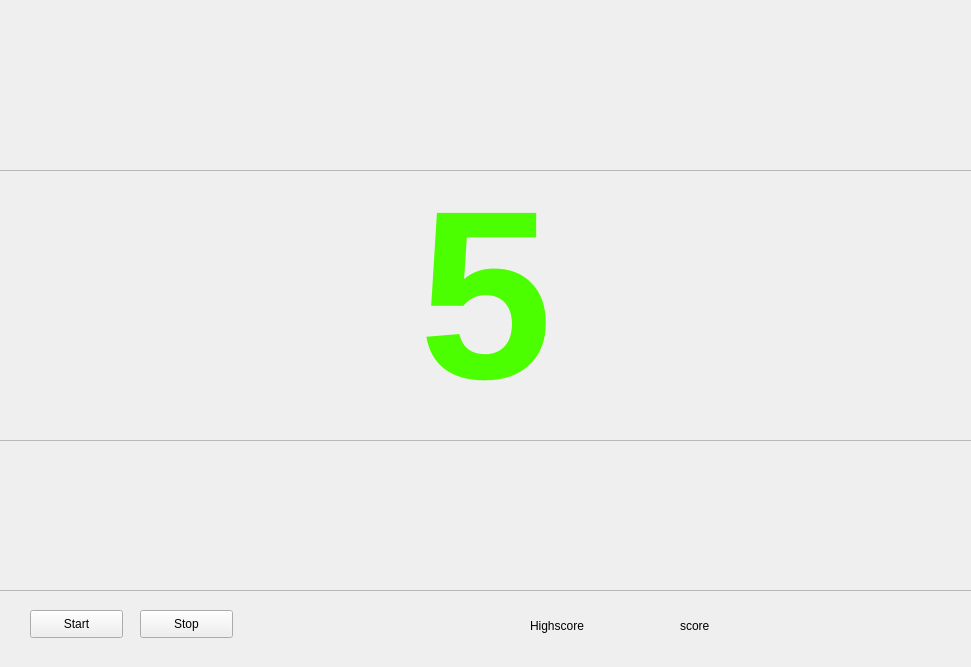
Zeotyn/clap-clap, file clapclap/clapclap/widget.ui: the form before one commit.
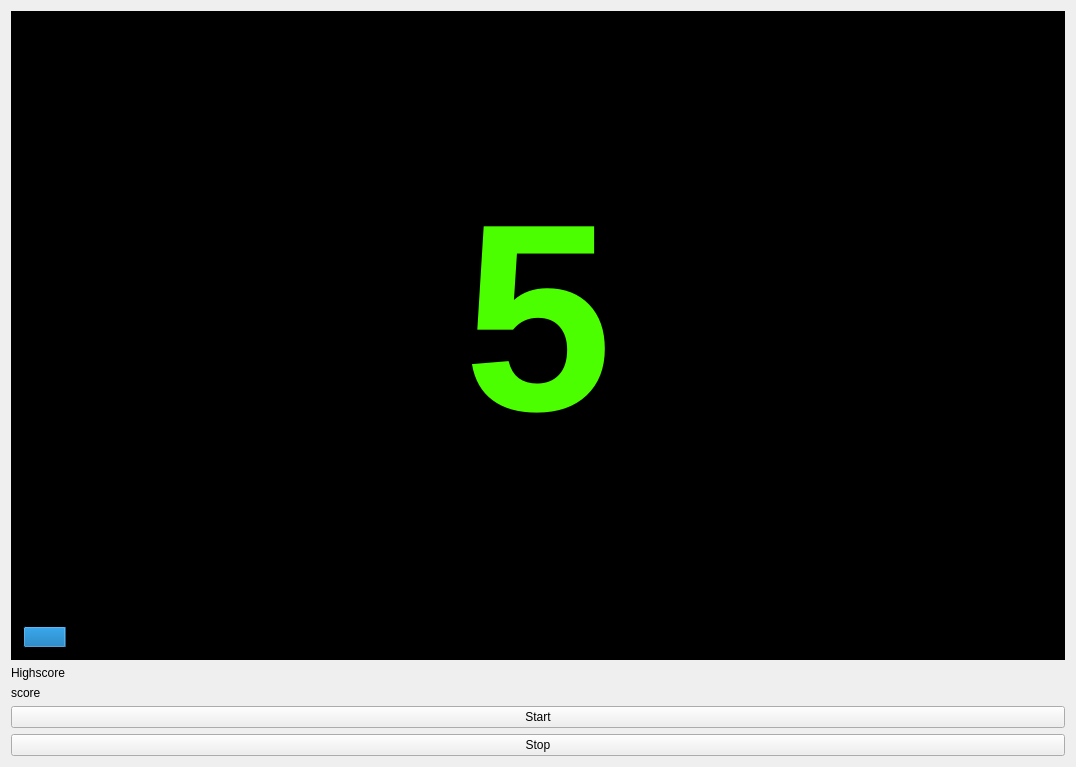
The form after the commit.

```diff
--- a/clapclap/clapclap/widget.ui
+++ b/clapclap/clapclap/widget.ui
@@ -6,121 +6,128 @@
    <rect>
     <x>0</x>
     <y>0</y>
-    <width>971</width>
-    <height>667</height>
+    <width>1076</width>
+    <height>767</height>
    </rect>
   </property>
   <property name="windowTitle">
    <string>Widget</string>
   </property>
-  <widget class="QPushButton" name="startButton">
-   <property name="geometry">
-    <rect>
-     <x>30</x>
-     <y>610</y>
-     <width>93</width>
-     <height>28</height>
-    </rect>
-   </property>
-   <property name="text">
-    <string>Start</string>
-   </property>
-  </widget>
-  <widget class="QPushButton" name="stopButton">
-   <property name="geometry">
-    <rect>
-     <x>140</x>
-     <y>610</y>
-     <width>93</width>
-     <height>28</height>
-    </rect>
-   </property>
-   <property name="text">
-    <string>Stop</string>
-   </property>
-  </widget>
-  <widget class="QLabel" name="highscoreLabel">
-   <property name="geometry">
-    <rect>
-     <x>530</x>
-     <y>610</y>
-     <width>61</width>
-     <height>31</height>
-    </rect>
-   </property>
-   <property name="text">
-    <string>Highscore</string>
-   </property>
-  </widget>
-  <widget class="QLabel" name="scoreLabel">
-   <property name="geometry">
-    <rect>
-     <x>680</x>
-     <y>610</y>
-     <width>261</width>
-     <height>31</height>
-    </rect>
-   </property>
-   <property name="text">
-    <string>score</string>
-   </property>
-  </widget>
-  <widget class="QFrame" name="backgroundFrame">
-   <property name="geometry">
-    <rect>
-     <x>-20</x>
-     <y>-10</y>
-     <width>1021</width>
-     <height>601</height>
-    </rect>
-   </property>
-   <property name="frameShape">
-    <enum>QFrame::StyledPanel</enum>
-   </property>
-   <property name="frameShadow">
-    <enum>QFrame::Raised</enum>
-   </property>
-   <widget class="QFrame" name="gameFrame">
-    <property name="geometry">
-     <rect>
-      <x>-51</x>
-      <y>180</y>
-      <width>1101</width>
-      <height>271</height>
-     </rect>
-    </property>
-    <property name="frameShape">
-     <enum>QFrame::StyledPanel</enum>
-    </property>
-    <property name="frameShadow">
-     <enum>QFrame::Raised</enum>
-    </property>
-    <widget class="QLabel" name="countdownLabel">
-     <property name="geometry">
-      <rect>
-       <x>490</x>
-       <y>-10</y>
-       <width>161</width>
-       <height>271</height>
-      </rect>
+  <layout class="QVBoxLayout" name="verticalLayout">
+   <item>
+    <widget class="QFrame" name="backgroundFrame">
+     <property name="sizePolicy">
+      <sizepolicy hsizetype="Expanding" vsizetype="Minimum">
+       <horstretch>0</horstretch>
+       <verstretch>0</verstretch>
+      </sizepolicy>
      </property>
-     <property name="font">
-      <font>
-       <pointsize>180</pointsize>
-       <weight>75</weight>
-       <italic>false</italic>
-       <bold>true</bold>
-      </font>
+     <property name="styleSheet">
+      <string notr="true">background: #000</string>
      </property>
-     <property name="autoFillBackground">
-      <bool>false</bool>
+     <property name="frameShape">
+      <enum>QFrame::StyledPanel</enum>
      </property>
+     <property name="frameShadow">
+      <enum>QFrame::Raised</enum>
+     </property>
+     <layout class="QVBoxLayout" name="verticalLayout_2">
+      <item>
+       <widget class="QLabel" name="countdownLabel">
+        <property name="font">
+         <font>
+          <pointsize>250</pointsize>
+          <weight>75</weight>
+          <italic>false</italic>
+          <bold>true</bold>
+         </font>
+        </property>
+        <property name="autoFillBackground">
+         <bool>false</bool>
+        </property>
+        <property name="styleSheet">
+         <string notr="true"/>
+        </property>
+        <property name="text">
+         <string>&lt;html&gt;&lt;head/&gt;&lt;body&gt;&lt;p&gt;&lt;span style=&quot; color:#4cff00;&quot;&gt;5&lt;/span&gt;&lt;/p&gt;&lt;/body&gt;&lt;/html&gt;</string>
+        </property>
+        <property name="alignment">
+         <set>Qt::AlignCenter</set>
+        </property>
+       </widget>
+      </item>
+      <item>
+       <widget class="QProgressBar" name="progressBar">
+        <property name="sizePolicy">
+         <sizepolicy hsizetype="Expanding" vsizetype="Maximum">
+          <horstretch>0</horstretch>
+          <verstretch>0</verstretch>
+         </sizepolicy>
+        </property>
+        <property name="autoFillBackground">
+         <bool>false</bool>
+        </property>
+        <property name="styleSheet">
+         <string notr="true"/>
+        </property>
+        <property name="maximum">
+         <number>566</number>
+        </property>
+        <property name="value">
+         <number>24</number>
+        </property>
+        <property name="textVisible">
+         <bool>false</bool>
+        </property>
+        <property name="textDirection">
+         <enum>QProgressBar::TopToBottom</enum>
+        </property>
+       </widget>
+      </item>
+     </layout>
+    </widget>
+   </item>
+   <item>
+    <widget class="QLabel" name="highscoreLabel">
+     <property name="sizePolicy">
+      <sizepolicy hsizetype="Fixed" vsizetype="Fixed">
+       <horstretch>0</horstretch>
+       <verstretch>0</verstretch>
+      </sizepolicy>
+     </property>
      <property name="text">
-      <string>&lt;html&gt;&lt;head/&gt;&lt;body&gt;&lt;p&gt;&lt;span style=&quot; color:#4cff00;&quot;&gt;5&lt;/span&gt;&lt;/p&gt;&lt;/body&gt;&lt;/html&gt;</string>
+      <string>Highscore</string>
      </property>
     </widget>
-   </widget>
-  </widget>
+   </item>
+   <item>
+    <widget class="QLabel" name="scoreLabel">
+     <property name="sizePolicy">
+      <sizepolicy hsizetype="Fixed" vsizetype="Fixed">
+       <horstretch>0</horstretch>
+       <verstretch>0</verstretch>
+      </sizepolicy>
+     </property>
+     <property name="text">
+      <string>score</string>
+     </property>
+    </widget>
+   </item>
+   <item>
+    <widget class="QPushButton" name="startButton">
+     <property name="text">
+      <string>Start</string>
+     </property>
+    </widget>
+   </item>
+   <item>
+    <widget class="QPushButton" name="stopButton">
+     <property name="text">
+      <string>Stop</string>
+     </property>
+    </widget>
+   </item>
+  </layout>
  </widget>
  <layoutdefault spacing="6" margin="11"/>
  <resources/>
```
